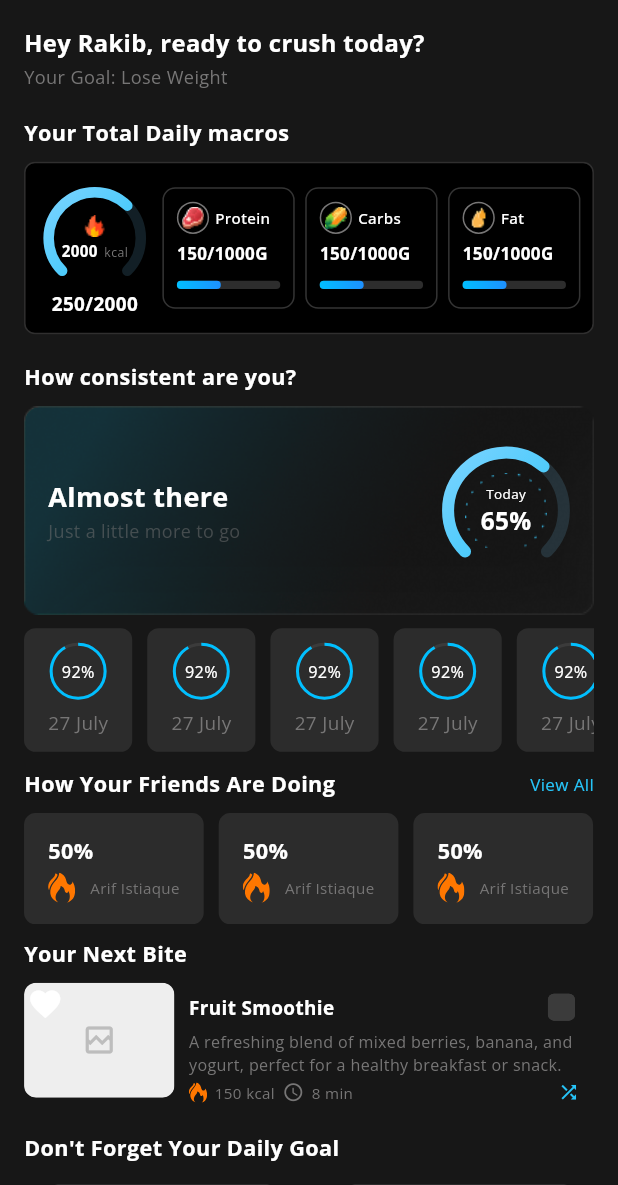
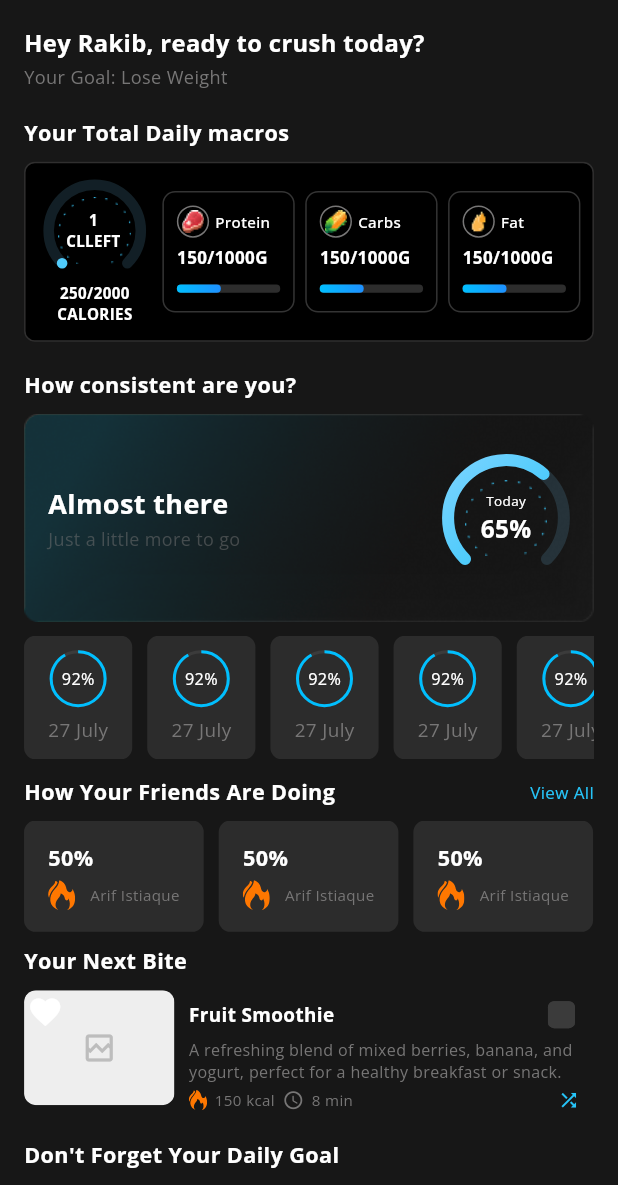
Before and after one commit to RakibulIslam10/Tailored-Eats, a Flutter app: the HomeScreenMobile screen opened directly, on a phone screen of 412 x 824 dp, the part 51-1236 px from its top. Run offline on Flutter 3.47's test engine with Material 3 defaults, Android fonts, the phone set to English and light mode, and no system bars; drawn by our look-alikes of cached_network_image; our stand-ins replace country_picker, fl_chart, flutter_screenutil, flutter_svg, get, get_storage and 5 more; accounts and stored records are empty; network calls fail.

Commit message:
issue fixed

```diff
--- a/lib/views/consistency/widget/weight_chart_widget.dart
+++ b/lib/views/consistency/widget/weight_chart_widget.dart
@@ -39,7 +39,7 @@ class WeightChartWidget extends GetView<ConsistencyController> {
                           if (index >= 0 &&
                               index < controller.weightList.length) {
                             return Padding(
-                              padding:  EdgeInsets.only(top: 8.0.h),
+                              padding: EdgeInsets.only(top: 8.0.h),
                               child: Text(
                                 controller.weightList[index].label,
                                 style: TextStyle(
--- a/lib/views/home/controller/home_controller.dart
+++ b/lib/views/home/controller/home_controller.dart
@@ -1,7 +1,7 @@
 import '../../../core/utils/basic_import.dart';
 
 class HomeController extends GetxController {
-  RxDouble currentCalories = 2000.0.obs;
+  RxDouble currentCalories = 1.750.obs;
   RxDouble progress = 0.45.obs;
   RxDouble percentage = 0.65.obs;
 
--- a/lib/views/home/widget/nutrition_card_widget.dart
+++ b/lib/views/home/widget/nutrition_card_widget.dart
@@ -19,10 +19,7 @@ class NutrientCardWidget extends GetView<HomeController> {
         crossAxisAlignment: crossCenter,
         mainAxisAlignment: mainSpaceBet,
         children: [
-          Padding(
-            padding: const EdgeInsets.only(top: 5.0),
-            child: const CalorieProgressWidget(totalCalories: 3000.0),
-          ),
+          const CalorieProgressWidget(totalCalories: 3000.0),
           NutrientCard(
             path: Assets.icons.pro.path,
             title: 'Protein',
--- a/lib/views/home/widget/progress_widget.dart
+++ b/lib/views/home/widget/progress_widget.dart
@@ -32,16 +32,10 @@ class CalorieProgressWidget extends GetView<HomeController> {
                     strokeWidth: 7,
                   ),
                 ),
+                Image.asset(Assets.dummy.cc.path, height: 50.h),
 
                 Column(
                   mainAxisAlignment: MainAxisAlignment.center,
-                  children: [
-                    Padding(
-                      padding: Dimensions.heightSize.edgeBottom * 0.25,
-                      child: Image.asset(Assets.icons.agun.path),
-                    ),
-                    Wrap(
-                      crossAxisAlignment: WrapCrossAlignment.end,
                   children: [
                     TextWidget(
                       '$displayValue',
@@ -50,11 +44,10 @@ class CalorieProgressWidget extends GetView<HomeController> {
                       padding: Dimensions.widthSize.edgeRight * 0.2,
                     ),
                     TextWidget(
-                          ' kcal',
-                          color: CustomColors.grayShade,
-                          fontSize: Dimensions.titleSmall * 0.65,
-                        ),
-                      ],
+                      'CLLEFT',
+                      fontSize: Dimensions.titleSmall * 0.8,
+                      fontWeight: FontWeight.bold,
+                      padding: Dimensions.widthSize.edgeRight * 0.2,
                     ),
                   ],
                 ),
@@ -64,7 +57,12 @@ class CalorieProgressWidget extends GetView<HomeController> {
           TextWidget(
             "250/2000",
             fontWeight: FontWeight.bold,
-            fontSize: Dimensions.titleSmall,
+            fontSize: Dimensions.titleSmall * 0.8,
+          ),
+          TextWidget(
+            "CALORIES",
+            fontWeight: FontWeight.bold,
+            fontSize: Dimensions.titleSmall * 0.8,
           ),
         ],
       );
```
Lines whose indentation alone changed are shown as unchanged.
